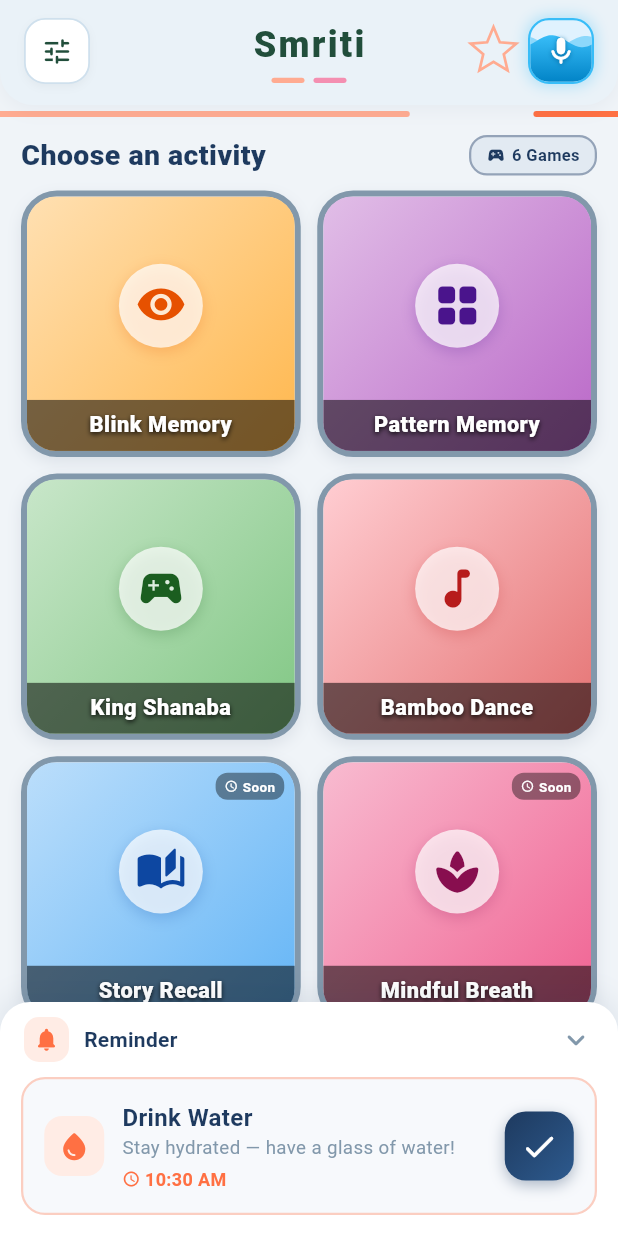
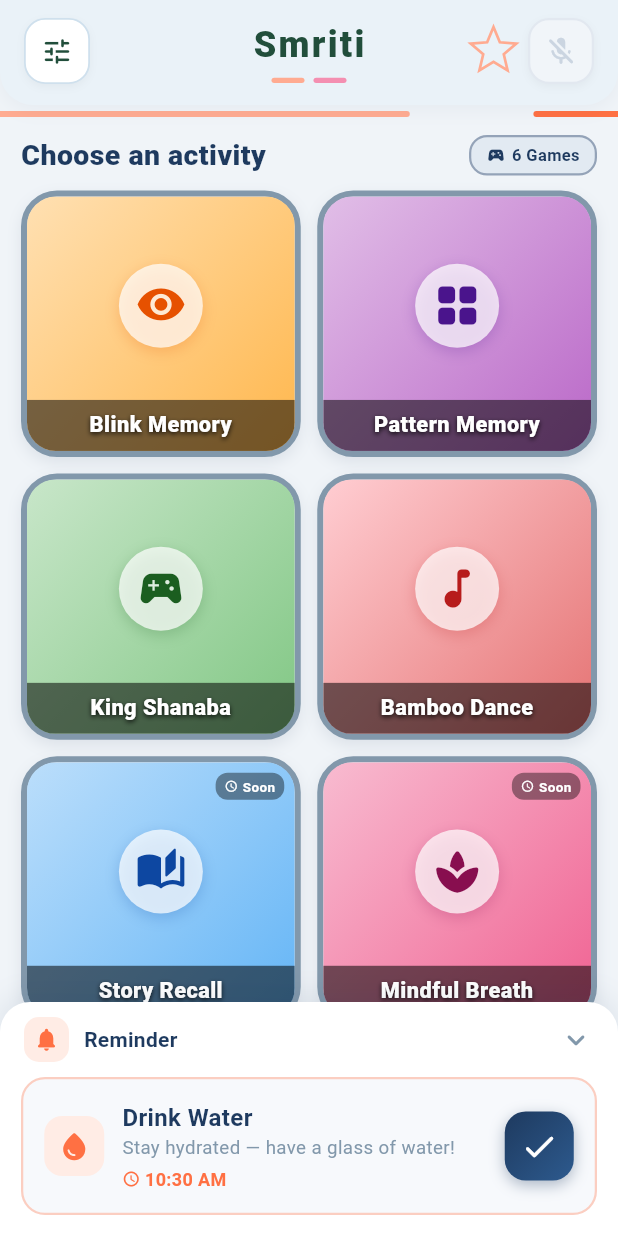
Before and after one commit to CfRadar/Smriti, a Flutter app: the screen it shows after launch, after a tap on the "mic" icon, on a phone screen of 412 x 824 dp. Run offline on Flutter 3.47's test engine with Material 3 defaults, Android fonts, the phone set to English and light mode, and no system bars; our stand-ins replace audioplayers, permission_handler, shared_preferences, speech_to_text; network calls fail; Roboto replaces fonts that are missing (Arial).

Commit message:
Add interactive Voice Assistant activate/deactivate button and persistence in Settings

```diff
--- a/apps/patient/lib/services/voice_service.dart
+++ b/apps/patient/lib/services/voice_service.dart
@@ -25,11 +25,15 @@ class VoiceService {
   static final VoiceService instance = VoiceService._();
 
   static const String _commandLogKey = 'smriti_voice_command_log';
+  static const String _voiceEnabledKey = 'smriti_voice_assistant_enabled';
   static const int _maxStoredCommands = 50;
 
   final SpeechToText _speechToText = SpeechToText();
   final ValueNotifier<VoiceStatus> statusNotifier =
       ValueNotifier<VoiceStatus>(VoiceStatus.initializing);
+
+  bool _isEnabled = true;
+  bool get isEnabled => _isEnabled;
 
   bool _initialized = false;
   bool _disposed = false;
@@ -39,6 +43,34 @@ class VoiceService {
   bool _permissionGranted = false;
   bool _speechAvailable = false;
   Timer? _restartTimer;
+
+  /// User-facing activation/deactivation of the voice assistant.
+  Future<void> setEnabled(bool enabled) async {
+    _isEnabled = enabled;
+    try {
+      final prefs = await SharedPreferences.getInstance();
+      await prefs.setBool(_voiceEnabledKey, enabled);
+    } catch (e) {
+      debugPrint('Failed to save voice enabled state: $e');
+    }
+
+    if (!enabled) {
+      _restartTimer?.cancel();
+      _restartTimer = null;
+      _restartScheduled = false;
+      try {
+        if (_speechToText.isListening) {
+          await _speechToText.stop();
+        }
+      } catch (e) {
+        debugPrint('Error stopping speech recognizer on deactivate: $e');
+      }
+      statusNotifier.value = VoiceStatus.disabled;
+    } else {
+      statusNotifier.value = VoiceStatus.initializing;
+      await startListening();
+    }
+  }
 
   static bool isPermissionDeniedError(String? errorMessage) {
     final normalized = (errorMessage ?? '').toLowerCase();
@@ -85,11 +117,26 @@ class VoiceService {
     }
 
     _initialized = true;
-    statusNotifier.value = VoiceStatus.initializing;
+
+    try {
+      final prefs = await SharedPreferences.getInstance();
+      _isEnabled = prefs.getBool(_voiceEnabledKey) ?? true;
+    } catch (_) {}
+
+    if (!_isEnabled) {
+      statusNotifier.value = VoiceStatus.disabled;
+    } else {
+      statusNotifier.value = VoiceStatus.initializing;
+    }
 
     try {
       final available = await _speechToText.initialize(
         onStatus: (status) {
+          if (!_isEnabled) {
+            statusNotifier.value = VoiceStatus.disabled;
+            return;
+          }
+
           if (!_processing && !_permissionGranted) {
             statusNotifier.value = VoiceStatus.error;
             return;
@@ -104,7 +151,7 @@ class VoiceService {
 
           if (nextStatus == VoiceStatus.listening &&
               (status == 'done' || status == 'stopped' || status == 'notListening')) {
-            if (!_processing) {
+            if (!_processing && _isEnabled) {
               _scheduleListeningRestart();
             }
           }
@@ -115,7 +162,7 @@ class VoiceService {
           }
 
           if (status == 'done' || status == 'stopped' || status == 'notListening') {
-            if (!_processing && _permissionGranted) {
+            if (!_processing && _permissionGranted && _isEnabled) {
               statusNotifier.value = VoiceStatus.listening;
             }
           }
@@ -149,7 +196,11 @@ class VoiceService {
         _permissionGranted = true;
       }
 
-      await startListening();
+      if (_isEnabled) {
+        await startListening();
+      } else {
+        statusNotifier.value = VoiceStatus.disabled;
+      }
       return true;
     } catch (e) {
       debugPrint('Voice service initialization error: $e');
@@ -163,6 +214,11 @@ class VoiceService {
     _restartTimer?.cancel();
     _restartTimer = null;
     _restartScheduled = false;
+
+    if (!_isEnabled) {
+      statusNotifier.value = VoiceStatus.disabled;
+      return;
+    }
 
     if (!_permissionGranted) {
       statusNotifier.value = VoiceStatus.error;
@@ -261,7 +317,7 @@ class VoiceService {
   }
 
   void _scheduleListeningRestart() {
-    if (_disposed || _processing || _restartScheduled) {
+    if (!_isEnabled || _disposed || _processing || _restartScheduled) {
       return;
     }
 
--- a/apps/patient/lib/widgets/voice_wave_button.dart
+++ b/apps/patient/lib/widgets/voice_wave_button.dart
@@ -54,8 +54,12 @@ class _VoiceWaveButtonState extends State<VoiceWaveButton>
   }
 
   Future<void> _handleTap(bool isListening) async {
+    if (!VoiceService.instance.isEnabled) {
+      await VoiceService.instance.setEnabled(true);
+      return;
+    }
     if (isListening) {
-      await VoiceService.instance.stopListening();
+      await VoiceService.instance.setEnabled(false);
     } else {
       await VoiceService.instance.startListening();
     }
@@ -68,16 +72,22 @@ class _VoiceWaveButtonState extends State<VoiceWaveButton>
       builder: (context, status, _) {
         final isListening =
             status == VoiceStatus.listening || status == VoiceStatus.processing;
+        final isDisabled =
+            !VoiceService.instance.isEnabled || status == VoiceStatus.disabled;
 
         return Semantics(
           button: true,
-          label: isListening
-              ? 'Voice listening active. Tap to pause.'
-              : 'Voice idle. Tap to start listening.',
+          label: isDisabled
+              ? 'Voice Assistant deactivated. Tap to activate.'
+              : (isListening
+                  ? 'Voice listening active. Tap to deactivate.'
+                  : 'Voice idle. Tap to speak.'),
           child: Tooltip(
-            message: isListening
-                ? 'Listening... (Tap to pause)'
-                : 'Voice idle (Tap to speak)',
+            message: isDisabled
+                ? 'Voice deactivated (Tap to activate)'
+                : (isListening
+                    ? 'Listening... (Tap to deactivate)'
+                    : 'Voice idle (Tap to speak)'),
             child: InkWell(
               onTap: () => _handleTap(isListening),
               borderRadius: BorderRadius.circular(14),
@@ -88,12 +98,16 @@ class _VoiceWaveButtonState extends State<VoiceWaveButton>
                 decoration: BoxDecoration(
                   color: isListening
                       ? const Color(0xFFE0F2FE)
-                      : const Color(0xFFE2E8F0),
+                      : (isDisabled
+                          ? const Color(0xFFF1F5F9)
+                          : const Color(0xFFE2E8F0)),
                   borderRadius: BorderRadius.circular(14),
                   border: Border.all(
                     color: isListening
                         ? const Color(0xFF38BDF8)
-                        : const Color(0xFFCBD5E1),
+                        : (isDisabled
+                            ? const Color(0xFFE2E8F0)
+                            : const Color(0xFFCBD5E1)),
                     width: 1.5,
                   ),
                   boxShadow: isListening
@@ -132,10 +146,12 @@ class _VoiceWaveButtonState extends State<VoiceWaveButton>
                           },
                         ),
                       Icon(
-                        isListening ? Icons.mic_rounded : Icons.mic_none_rounded,
+                        isListening
+                            ? Icons.mic_rounded
+                            : (isDisabled ? Icons.mic_off_rounded : Icons.mic_none_rounded),
                         color: isListening
                             ? Colors.white
-                            : const Color(0xFF94A3B8),
+                            : (isDisabled ? const Color(0xFFCBD5E1) : const Color(0xFF94A3B8)),
                         size: 22,
                         shadows: isListening
                             ? const [
```
Also changed, not shown: apps/patient/lib/main.dart (+67 -13 lines).
